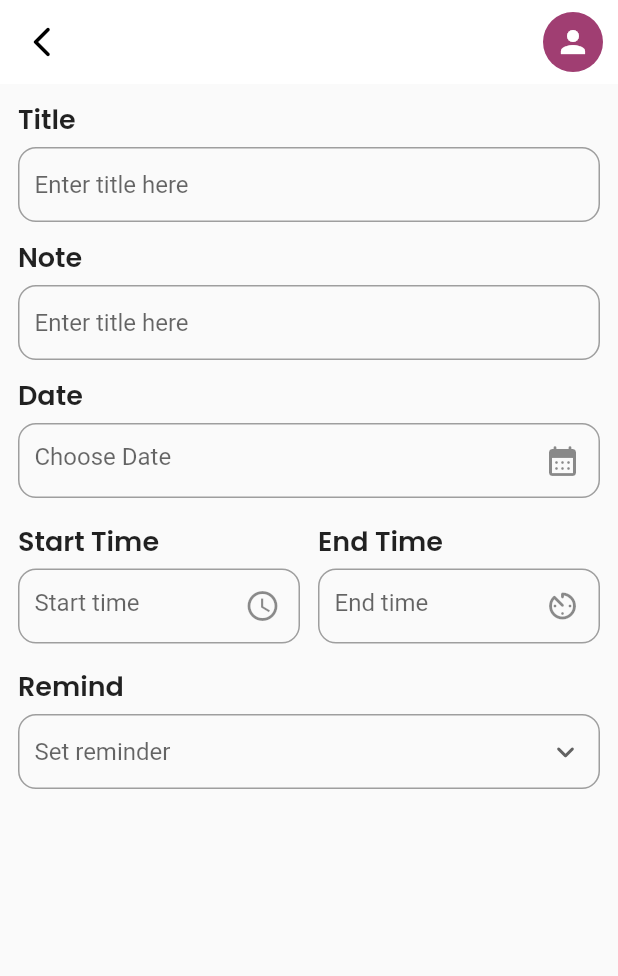
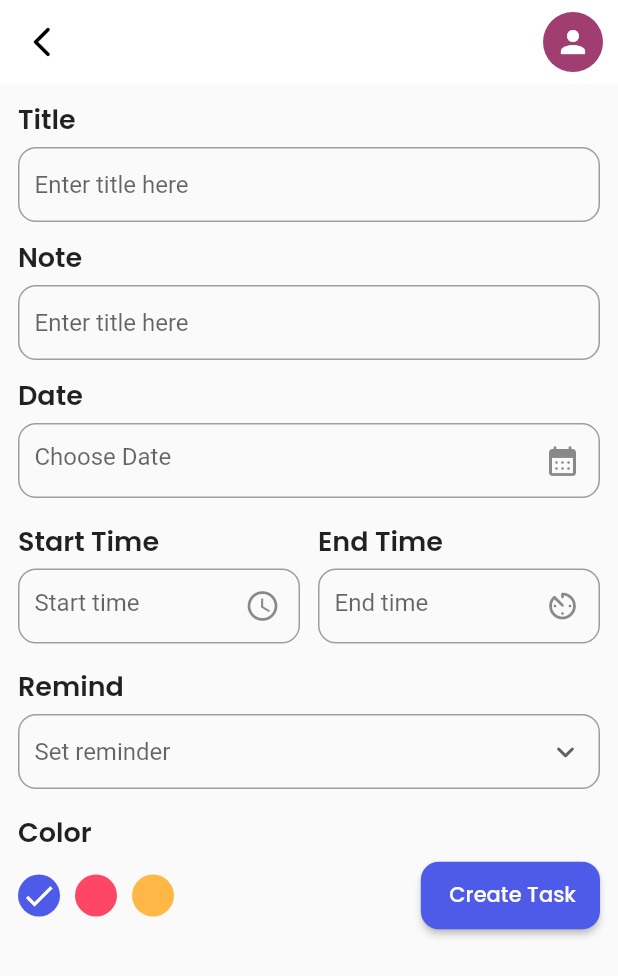
Before and after one commit to fauzirramadan/task_management_app, a Flutter app: the screen it shows after launch, after a tap on "Add Task", on a phone screen of 412 x 824 dp. Shown: the top 976 px of the screen. Run offline on Flutter 3.47's test engine with Material 2 defaults, Android fonts, the phone set to English and light mode, and no system bars; our stand-ins replace date_picker_timeline, flutter_local_notifications, get, get_storage, google_fonts.

Commit message:
finishing input task page

```diff
--- a/lib/components/mybutton.dart
+++ b/lib/components/mybutton.dart
@@ -3,14 +3,16 @@ import 'package:flutter/material.dart';
 import '../theme.dart';
 
 class MyuButton extends StatelessWidget {
-  final void Function()? onTap;
-  final String label;
-  final Color buttonColor;
-  const MyuButton(
+  void Function()? onTap;
+  String label;
+  Color buttonColor;
+  Widget? icon;
+  MyuButton(
       {super.key,
       required this.onTap,
       required this.label,
-      required this.buttonColor});
+      required this.buttonColor,
+      this.icon});
 
   @override
   Widget build(BuildContext context) {
@@ -22,10 +24,7 @@ class MyuButton extends StatelessWidget {
       height: 45,
       child: Row(
         children: [
-          const Icon(
-            Icons.add,
-            color: white,
-          ),
+          icon ?? const SizedBox(),
           const SizedBox(
             width: 3,
           ),
--- a/lib/main.dart
+++ b/lib/main.dart
@@ -1,5 +1,6 @@
 import 'package:flutter/material.dart';
 import 'package:get_storage/get_storage.dart';
+import 'package:task_management_app/provider/choose_color_provider.dart';
 import 'package:task_management_app/provider/date_field_provider.dart';
 import 'package:task_management_app/provider/reminder_provider.dart';
 import 'package:task_management_app/provider/theme_provider.dart';
@@ -17,7 +18,8 @@ void main() async {
     ChangeNotifierProvider(create: (_) => StreamTheme()),
     ChangeNotifierProvider(create: (_) => DateFieldProvider()),
     ChangeNotifierProvider(create: (_) => TimeFieldProvider()),
-    ChangeNotifierProvider(create: (_) => ReminderProvider())
+    ChangeNotifierProvider(create: (_) => ReminderProvider()),
+    ChangeNotifierProvider(create: (_) => ChooseColorProvider())
   ], child: const MyApp()));
 }
 
--- /dev/null
+++ b/lib/provider/choose_color_provider.dart
@@ -0,0 +1,12 @@
+import 'package:flutter/foundation.dart';
+
+class ChooseColorProvider extends ChangeNotifier {
+  int _selectedColor = 0;
+
+  int get selectedColor => _selectedColor;
+
+  void selectColor(int index) {
+    _selectedColor = index;
+    notifyListeners();
+  }
+}
--- a/lib/ui/add_task_form.dart
+++ b/lib/ui/add_task_form.dart
@@ -4,6 +4,8 @@ import 'package:provider/provider.dart';
 import 'package:task_management_app/components/custom_field.dart';
 import 'package:task_management_app/components/dropdown_field.dart';
 import 'package:task_management_app/components/myappbar.dart';
+import 'package:task_management_app/components/mybutton.dart';
+import 'package:task_management_app/provider/choose_color_provider.dart';
 import 'package:task_management_app/provider/date_field_provider.dart';
 import 'package:task_management_app/provider/reminder_provider.dart';
 import 'package:task_management_app/provider/time_fileld_provider.dart';
@@ -24,14 +26,20 @@ class AddTaskForm extends StatelessWidget {
         context.watch<DateFieldProvider>().dateInput;
     var dateProvider = context.read<DateFieldProvider>();
 
+    // choose time
     TextEditingController startTimeInput =
         context.watch<TimeFieldProvider>().startTimeInput;
     TextEditingController endTimeInput =
         context.watch<TimeFieldProvider>().endTimeInput;
     var timeProvider = context.read<TimeFieldProvider>();
 
+    // reminder
     int selectedValue = context.watch<ReminderProvider>().selectedValue;
     var reminderProvider = context.read<ReminderProvider>();
+
+    // choose color
+    int selectedColor = context.watch<ChooseColorProvider>().selectedColor;
+    var chooseColorProvider = context.read<ChooseColorProvider>();
 
     return Scaffold(
       appBar: myAppBar(
@@ -98,11 +106,62 @@ class AddTaskForm extends StatelessWidget {
                   value: selectedValue,
                   onChange: (newValue) {
                     reminderProvider.selectReminder(newValue ?? 0);
-                  })
+                  }),
+              const SizedBox(
+                height: 5,
+              ),
+              Text(
+                "Color",
+                style: subHeadingStyle,
+              ),
+              const SizedBox(
+                height: 5,
+              ),
+              Row(
+                mainAxisAlignment: MainAxisAlignment.spaceBetween,
+                children: [
+                  colorPalette(chooseColorProvider, selectedColor),
+                  MyuButton(
+                    onTap: () {},
+                    label: "Create Task",
+                    buttonColor: isDarkMode ? Colors.blueGrey : primaryColor,
+                  )
+                ],
+              ),
             ],
           ),
         ),
       ),
+    );
+  }
+
+  Wrap colorPalette(
+      ChooseColorProvider chooseColorProvider, int selectedColor) {
+    return Wrap(
+      children: List<Widget>.generate(3, (index) {
+        return GestureDetector(
+          onTap: () {
+            chooseColorProvider.selectColor(index);
+          },
+          child: Padding(
+            padding: const EdgeInsets.only(right: 10.0),
+            child: CircleAvatar(
+              radius: 14,
+              backgroundColor: index == 0
+                  ? primaryColor
+                  : index == 1
+                      ? pinkClr
+                      : yellowClr,
+              child: selectedColor == index
+                  ? const Icon(
+                      Icons.done,
+                      color: Colors.white,
+                    )
+                  : const SizedBox(),
+            ),
+          ),
+        );
+      }),
     );
   }
 
--- a/lib/ui/home.dart
+++ b/lib/ui/home.dart
@@ -71,6 +71,12 @@ class _HomePageState extends State<HomePage> {
           width: 60,
           selectionColor: isDarkMode ? Colors.blueGrey : primaryColor,
           controller: _datePickerController,
+          dateTextStyle: TextStyle(
+              color: isDarkMode ? Colors.grey : Colors.black54, fontSize: 20),
+          monthTextStyle: TextStyle(
+              color: isDarkMode ? Colors.grey : Colors.black54, fontSize: 12),
+          dayTextStyle: TextStyle(
+              color: isDarkMode ? Colors.grey : Colors.black54, fontSize: 12),
           daysCount: 7,
           initialSelectedDate: _selectedDate,
           onDateChange: (date) {
@@ -104,6 +110,10 @@ class _HomePageState extends State<HomePage> {
             onTap: () => Get.to(() => AddTaskForm()),
             label: "Add Task",
             buttonColor: isDarkMode ? Colors.blueGrey : primaryColor,
+            icon: const Icon(
+              Icons.add,
+              color: white,
+            ),
           )
         ],
       ),
```
